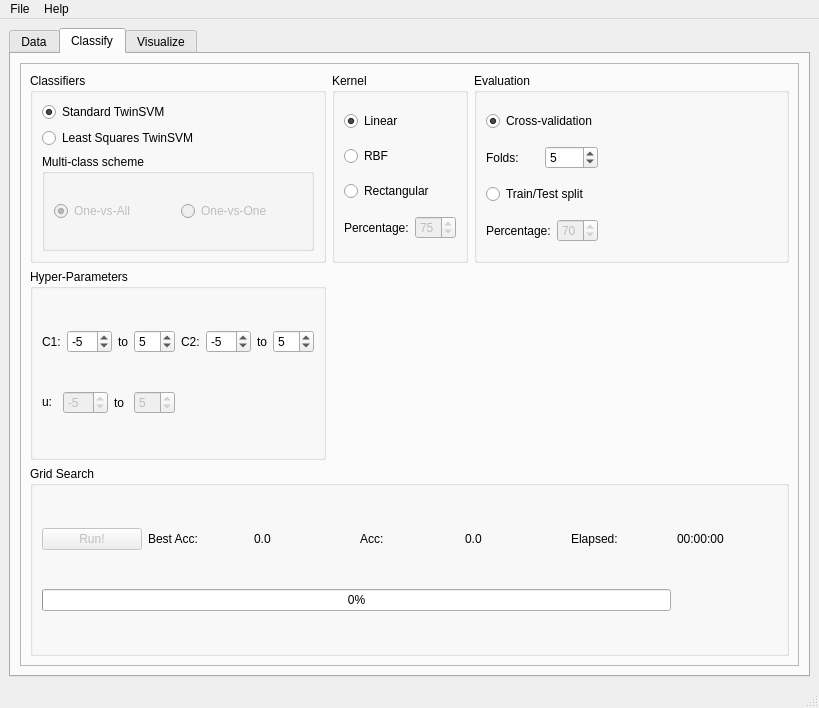
Before: the Qt Designer form libtsvm/ui/GUI-LIBTwinSVM.ui in mir-am/LIBTwinSVM, drawn with Qt 5.
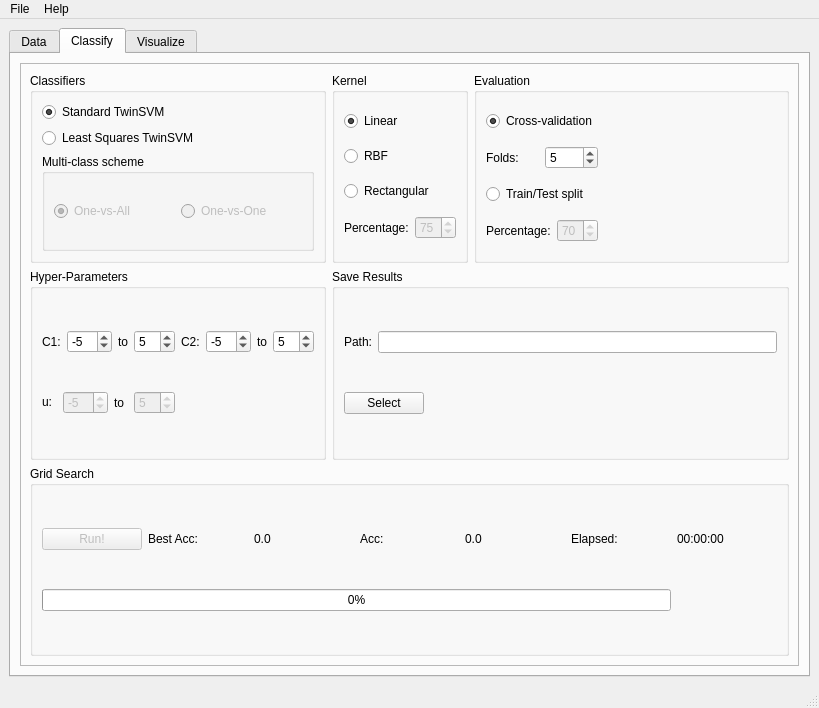
After: the same form once the commit is applied. The open tabs and pages were chosen to show the change. Icons and pictures are not drawn.

Commit message: Added save results section to the GUI.

Diff of the .ui file:
```diff
--- a/libtsvm/ui/GUI-LIBTwinSVM.ui
+++ b/libtsvm/ui/GUI-LIBTwinSVM.ui
@@ -743,6 +743,49 @@
              </layout>
             </widget>
            </item>
+           <item row="1" column="1" colspan="2">
+            <widget class="QGroupBox" name="groupBox">
+             <property name="title">
+              <string>Save Results</string>
+             </property>
+             <layout class="QGridLayout" name="gridLayout_17">
+              <item row="1" column="0">
+               <widget class="QPushButton" name="save_res_btn">
+                <property name="text">
+                 <string>Select</string>
+                </property>
+               </widget>
+              </item>
+              <item row="1" column="1">
+               <spacer name="horizontalSpacer_4">
+                <property name="orientation">
+                 <enum>Qt::Horizontal</enum>
+                </property>
+                <property name="sizeHint" stdset="0">
+                 <size>
+                  <width>40</width>
+                  <height>20</height>
+                 </size>
+                </property>
+               </spacer>
+              </item>
+              <item row="0" column="0" colspan="2">
+               <layout class="QHBoxLayout" name="horizontalLayout">
+                <item>
+                 <widget class="QLabel" name="save_path_label">
+                  <property name="text">
+                   <string>Path:</string>
+                  </property>
+                 </widget>
+                </item>
+                <item>
+                 <widget class="QLineEdit" name="save_path_box"/>
+                </item>
+               </layout>
+              </item>
+             </layout>
+            </widget>
+           </item>
           </layout>
          </widget>
         </item>
```
Left out of the diff: 2 changed lines with no effect on the pictures.
